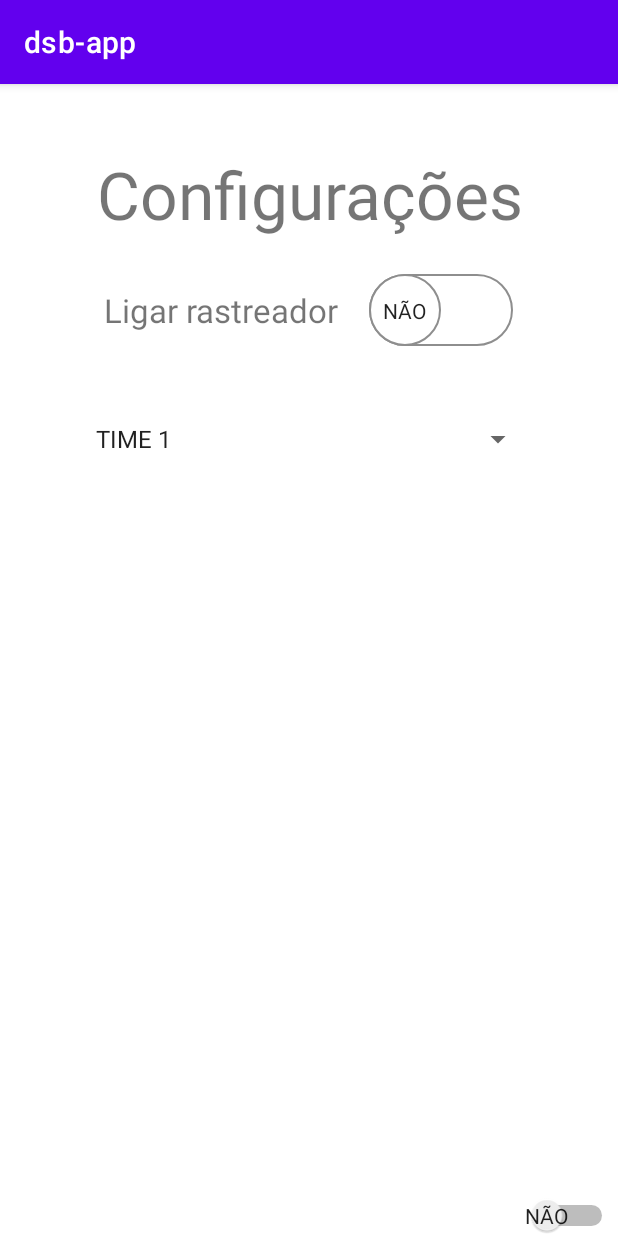
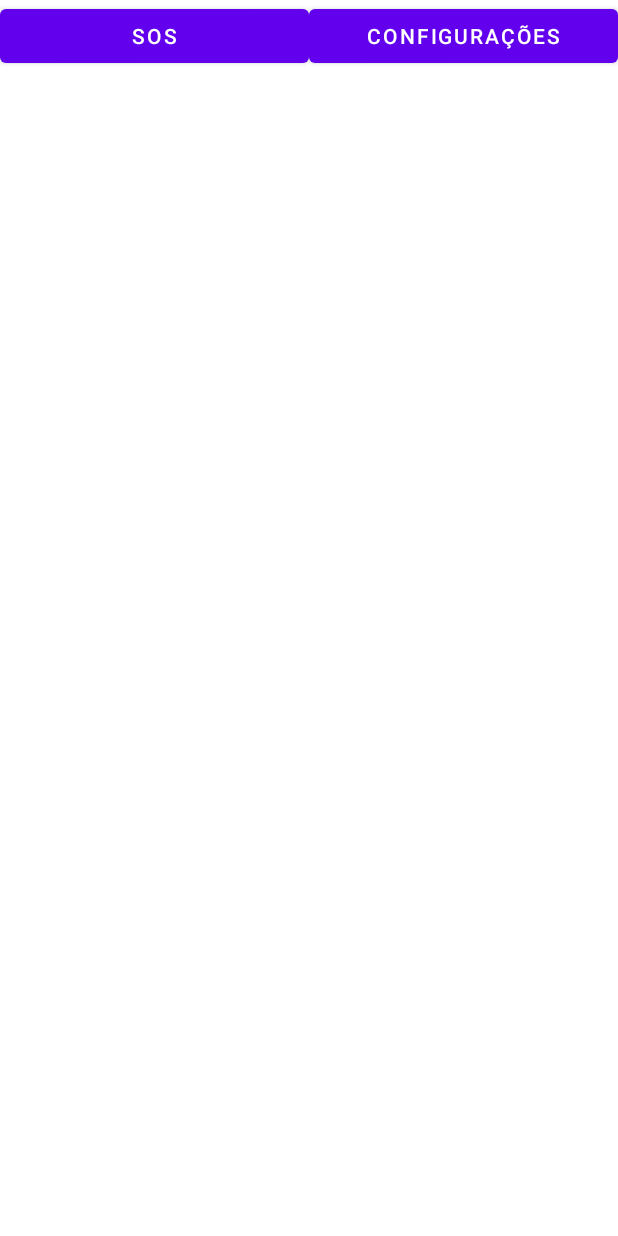
Before and after one commit to mobile-dev-ufes/2022-2-proj-final-dsb-app, an Android app: the screen it shows after launch (MainActivity), on a phone screen of 412 x 824 dp. Run offline under Robolectric (Android 15) with nearby library versions, the phone set to English and light mode, and no system bars.

Commit message:
configurando estaticamente o settings  + internacionalização + mudando para branch2

```diff
--- a/app/build.gradle
+++ b/app/build.gradle
@@ -30,6 +30,9 @@ android {
     kotlinOptions {
         jvmTarget = '1.8'
     }
+    buildFeatures {
+        viewBinding = true
+    }
 }
 
 dependencies {
--- a/app/src/main/java/com/example/dsb_app/MainActivity.kt
+++ b/app/src/main/java/com/example/dsb_app/MainActivity.kt
@@ -1,11 +1,34 @@
 package com.example.dsb_app
 
+import android.content.Intent
 import androidx.appcompat.app.AppCompatActivity
 import android.os.Bundle
+import android.view.View
+import android.widget.Toast
+import com.example.dsb_app.databinding.ActivityMainBinding
 
-class MainActivity : AppCompatActivity() {
+class MainActivity : AppCompatActivity(), View.OnClickListener {
+    private lateinit var binding: ActivityMainBinding
+
     override fun onCreate(savedInstanceState: Bundle?) {
         super.onCreate(savedInstanceState)
-        setContentView(R.layout.activity_main)
+        binding = ActivityMainBinding.inflate(layoutInflater)
+        setContentView(binding.root)
+
+        supportActionBar?.hide() //tira barra feia
+
+        binding.buttonSosTest.setOnClickListener(this)
+        binding.buttonSettingsTest.setOnClickListener(this)
+    }
+
+    override fun onClick(view: View) {
+        if (view.id == R.id.button_sos_test) {
+            //Toast.makeText(applicationContext, "SHOW SOS", Toast.LENGTH_SHORT).show()
+            val intent=Intent(this, SosActivity::class.java)
+            startActivity(intent)
+        } else if (view.id == R.id.button_settings_test) {
+            Toast.makeText(applicationContext, "SHOW SETTINGS", Toast.LENGTH_SHORT).show()
+        }
+
     }
 }
--- a/app/src/main/res/layout/activity_main.xml
+++ b/app/src/main/res/layout/activity_main.xml
@@ -4,74 +4,33 @@
     xmlns:tools="http://schemas.android.com/tools"
     android:layout_width="match_parent"
     android:layout_height="match_parent"
+    android:scrollbarDefaultDelayBeforeFade="800"
+    android:scrollbarFadeDuration="800"
+    android:scrollbarSize="40dp"
     tools:context=".MainActivity">
 
-
-    <!--A LINHA ENTRIES É PARA ADICIONAR OS DADOS
-     ESTATICAMENTE, REMOVÊ-LA AO CONECTAR O DB-->
-
-    <TextView
-        android:id="@+id/settings_title"
+    <LinearLayout
         android:layout_width="match_parent"
         android:layout_height="wrap_content"
-        android:layout_marginTop="44dp"
-        android:gravity="center"
-        android:text="@string/settings_title"
-        android:textSize="44sp"
+        app:layout_constraintTop_toTopOf="parent"
         app:layout_constraintLeft_toLeftOf="parent"
         app:layout_constraintRight_toRightOf="parent"
-        app:layout_constraintTop_toTopOf="parent" />
-
-    <LinearLayout
-        android:id="@+id/tracker_layout"
-        app:layout_constraintTop_toBottomOf="@id/settings_title"
-        android:layout_width="match_parent"
-        android:layout_height="wrap_content"
-        android:orientation="horizontal"
-        android:layout_marginTop="24dp"
-        android:gravity="center"
         >
 
-        <TextView
-            android:layout_width="wrap_content"
+        <Button
+            android:id="@+id/button_sos_test"
+            android:layout_width="0dp"
+            android:layout_weight="1"
             android:layout_height="wrap_content"
-            android:text="@string/label_tracker"
-            android:textSize="22sp"
-            android:layout_marginRight="20sp"/>
+            android:text="@string/sos_message" />
 
-        <Switch
-            android:id="@+id/tracker_switch"
-            android:layout_width="wrap_content"
+        <Button
+            android:id="@+id/button_settings_test"
+            android:layout_width="0dp"
+            android:layout_weight="1"
             android:layout_height="wrap_content"
-            android:showText="true"
-            android:textOff="@string/tracker_switch_off"
-            android:textOn="@string/tracker_switch_on"
-            android:thumb="@drawable/thumb1"
-            android:track="@drawable/track"
-            />
-
+            android:text="@string/settings_title" />
     </LinearLayout>
-
-    <Switch
-        android:layout_width="match_parent"
-        android:layout_height="wrap_content"
-        app:layout_constraintBottom_toBottomOf="parent"
-        app:layout_constraintLeft_toLeftOf="parent"
-        android:showText="true"
-        android:textOff="@string/tracker_switch_off"
-        android:textOn="@string/tracker_switch_on"
-
-/>
-    <Spinner
-        android:id="@+id/settings_spinner"
-        android:layout_width="300dp"
-        android:layout_height="44dp"
-        android:layout_marginTop="40dp"
-        android:entries="@array/dsb_list"
-        app:layout_constraintEnd_toEndOf="parent"
-        app:layout_constraintStart_toStartOf="parent"
-        app:layout_constraintTop_toBottomOf="@id/tracker_layout"
-         />
 
 
 </androidx.constraintlayout.widget.ConstraintLayout>
```
Also changed, not shown: app/src/main/java/com/example/dsb_app/SettingsActivity.kt (added, +26 -0 lines), app/src/main/java/com/example/dsb_app/SosActivity.kt (added, +28 -0 lines), app/src/main/java/com/example/dsb_app/data/model/TeamModel.kt (added, +21 -0 lines), app/src/main/java/com/example/dsb_app/view/adapter/ListTeamAdapter.kt (added, +41 -0 lines), app/src/main/java/com/example/dsb_app/view/listener/OnTeamListener.kt (added, +9 -0 lines), app/src/main/java/com/example/dsb_app/view/viewHolder/ListTeamViewHolder.kt (added, +13 -0 lines), app/src/main/res/anim/blink.xml (added, +10 -0 lines), app/src/main/res/layout/activity_settings.xml (+25 -17 lines), app/src/main/res/layout/activity_sos.xml (+13 -25 lines), app/src/main/res/layout/team_line.xml (added, +21 -0 lines).
